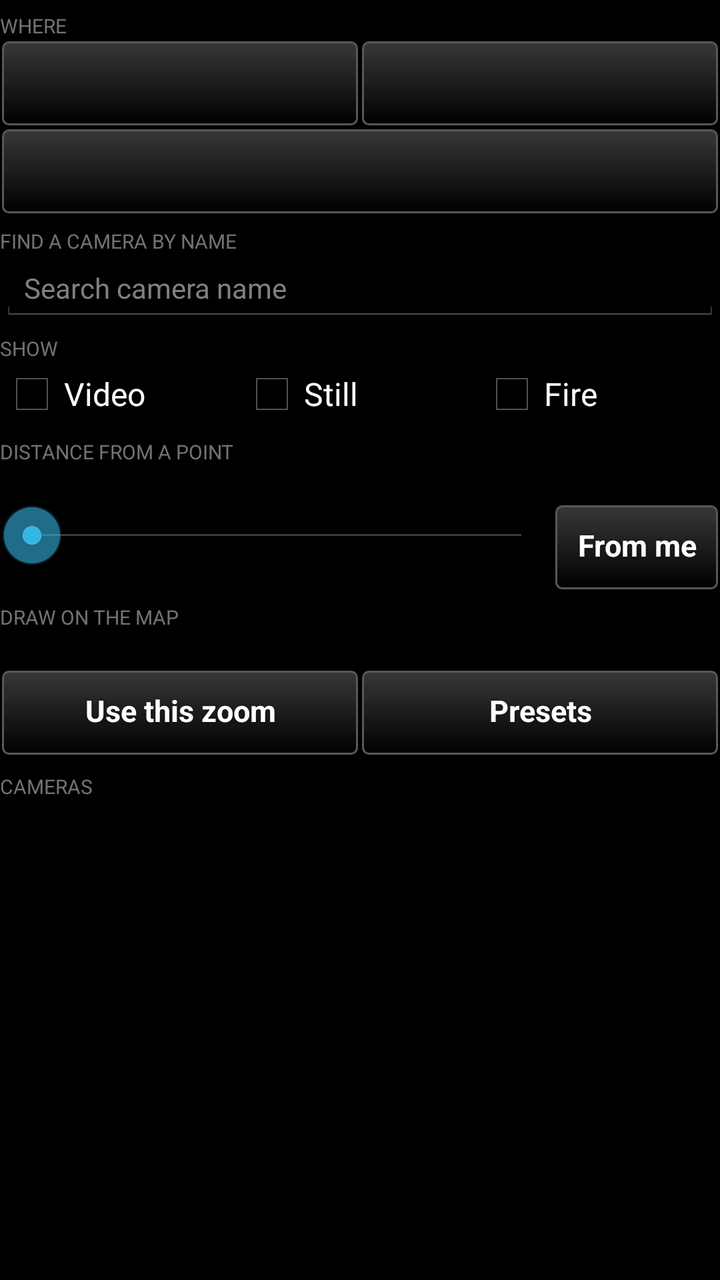
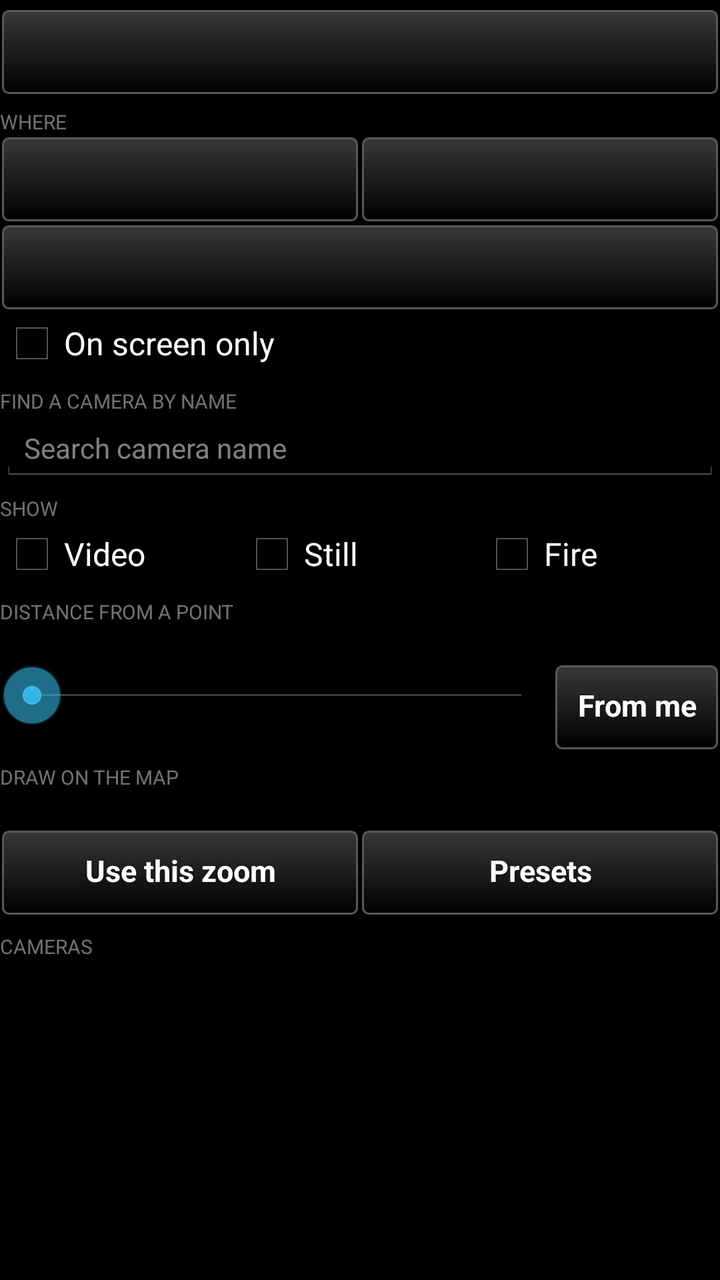

Compare the two renders of this Android layout. The source of the first and the diff that turns it into the second are given below.
<!-- AndroidManifest.xml: application theme AppTheme -->
<!-- res/layout/controls_header.xml -->
<?xml version="1.0" encoding="utf-8"?>
<LinearLayout xmlns:android="http://schemas.android.com/apk/res/android"
    android:layout_width="match_parent"
    android:layout_height="wrap_content"
    android:orientation="vertical">

    <TextView
        android:layout_width="match_parent"
        android:layout_height="wrap_content"
        android:text="Where"
        android:textSize="10sp"
        android:textAllCaps="true"
        android:paddingTop="6dp"
        android:alpha="0.6" />

    <LinearLayout
        android:layout_width="match_parent"
        android:layout_height="wrap_content"
        android:orientation="horizontal">

        <Button
        style="@style/TakwerxButton"
            android:id="@+id/state"
            android:layout_width="0dp"
            android:layout_weight="1"
            android:layout_height="wrap_content" />

        <Button
        style="@style/TakwerxButton"
            android:id="@+id/provider"
            android:layout_width="0dp"
            android:layout_weight="1"
            android:layout_height="wrap_content" />
    </LinearLayout>

    <Button
        style="@style/TakwerxButton"
        android:id="@+id/county"
        android:layout_width="match_parent"
        android:layout_height="wrap_content" />

    <TextView
        android:layout_width="match_parent"
        android:layout_height="wrap_content"
        android:text="Find a camera by name"
        android:textSize="10sp"
        android:textAllCaps="true"
        android:paddingTop="6dp"
        android:alpha="0.6" />

    <EditText
        android:id="@+id/search"
        android:layout_width="match_parent"
        android:layout_height="wrap_content"
        android:hint="@string/search_hint"
        android:inputType="text"
        android:maxLines="1"
        android:textSize="14sp" />

    <TextView
        android:layout_width="match_parent"
        android:layout_height="wrap_content"
        android:text="Show"
        android:textSize="10sp"
        android:textAllCaps="true"
        android:paddingTop="6dp"
        android:alpha="0.6" />

    <LinearLayout
        android:layout_width="match_parent"
        android:layout_height="wrap_content"
        android:orientation="horizontal">

        <CheckBox
            android:id="@+id/live_only"
            android:layout_width="0dp"
            android:layout_weight="1"
            android:layout_height="wrap_content"
            android:text="Video" />

        <CheckBox
            android:id="@+id/still_only"
            android:layout_width="0dp"
            android:layout_weight="1"
            android:layout_height="wrap_content"
            android:text="Still" />

        <CheckBox
            android:id="@+id/fire_only"
            android:layout_width="0dp"
            android:layout_weight="1"
            android:layout_height="wrap_content"
            android:text="Fire" />
    </LinearLayout>

    <TextView
        android:layout_width="match_parent"
        android:layout_height="wrap_content"
        android:text="Distance from a point"
        android:textSize="10sp"
        android:textAllCaps="true"
        android:paddingTop="6dp"
        android:alpha="0.6" />

    <TextView
        android:id="@+id/radius_label"
        android:layout_width="match_parent"
        android:layout_height="wrap_content" />

    <LinearLayout
        android:layout_width="match_parent"
        android:layout_height="wrap_content"
        android:orientation="horizontal">

        <SeekBar
            android:id="@+id/radius"
            android:layout_width="0dp"
            android:layout_weight="1"
            android:layout_height="wrap_content"
            android:max="200" />

        <Button
        style="@style/TakwerxButton"
            android:id="@+id/pick_point"
            android:layout_width="wrap_content"
            android:layout_height="wrap_content"
            android:text="@string/pick_point" />
    </LinearLayout>

    <TextView
        android:layout_width="match_parent"
        android:layout_height="wrap_content"
        android:text="Draw on the map"
        android:textSize="10sp"
        android:textAllCaps="true"
        android:paddingTop="6dp"
        android:alpha="0.6" />

    <TextView
        android:id="@+id/zoom_label"
        android:layout_width="match_parent"
        android:layout_height="wrap_content" />

    <LinearLayout
        android:layout_width="match_parent"
        android:layout_height="wrap_content"
        android:orientation="horizontal">

        <Button
        style="@style/TakwerxButton"
            android:id="@+id/zoom_set"
            android:layout_width="0dp"
            android:layout_weight="1"
            android:layout_height="wrap_content"
            android:text="Use this zoom" />

        <Button
        style="@style/TakwerxButton"
            android:id="@+id/zoom_preset"
            android:layout_width="0dp"
            android:layout_weight="1"
            android:layout_height="wrap_content"
            android:text="Presets" />
    </LinearLayout>

    <TextView
        android:layout_width="match_parent"
        android:layout_height="wrap_content"
        android:text="Cameras"
        android:textSize="10sp"
        android:textAllCaps="true"
        android:paddingTop="8dp"
        android:alpha="0.6" />

</LinearLayout>
<!-- resources referenced by this layout -->
<resources>
  <string name="pick_point">From me</string>
  <string name="search_hint">Search camera name</string>
  <style name="TakwerxButton" parent="@style/darkButton">
          <item name="android:paddingLeft">12dp</item>
          <item name="android:paddingRight">12dp</item>
          <item name="android:paddingTop">6dp</item>
          <item name="android:paddingBottom">8dp</item>
          <item name="android:minHeight">44dp</item>
          <item name="android:minWidth">0dp</item>
          <item name="android:textSize">15sp</item>
          <item name="android:singleLine">true</item>
          <item name="android:ellipsize">end</item>
      </style>
  <style name="AppTheme" parent="@android:style/Theme.Holo">
          <item name="android:buttonStyle">@android:style/Widget.Button</item>
          <item name="android:imageButtonStyle">@android:style/Widget.Button</item>
          <item name="android:buttonStyleToggle">@android:style/Widget.Button</item>
          <item name="android:spinnerStyle">@style/ATAKSpinner</item>
          <item name="android:spinnerItemStyle">@style/ATAKSpinnerItem</item>
          <item name="android:editTextStyle">@style/ATAKEditText</item>
      </style>
  <style name="darkButton" parent="@android:style/Widget.Button">
          <item name="android:background">@drawable/btn_gray</item>
          <item name="android:shadowColor">@color/darker_gray</item>
          <item name="android:shadowDy">1</item>
          <item name="android:shadowRadius">2</item>
          <item name="android:textColor">@color/white</item>
          <item name="android:textStyle">bold</item>
          <item name="android:paddingTop">0dp</item>
          <item name="android:paddingBottom">3dp</item>
          <item name="android:textSize">@dimen/fontSize</item>
      </style>
  <style name="ATAKSpinner" parent="@android:style/Widget.Spinner">
          <item name="android:spinnerMode">dialog</item>
      </style>
  <style name="ATAKSpinnerItem">
          <item name="android:textColor">@android:color/white</item>
          <item name="android:dropDownVerticalOffset">0dip</item>
          <item name="android:dropDownHorizontalOffset">0dip</item>
          <item name="android:dropDownWidth">wrap_content</item>
          <item name="android:gravity">left|center_vertical</item>
      </style>
  <style name="ATAKEditText" parent="@android:style/Widget.EditText">
          
          
  
          
          <item name="android:imeOptions">flagNoFullscreen</item>
      </style>
  <color name="darker_gray">#121212</color>
  <color name="white">#ffffff</color>
  <dimen name="fontSize">14sp</dimen>
  <!-- drawable new_dark_button_disabled (drawable) -->
  <?xml version="1.0" encoding="utf-8"?>
  <layer-list xmlns:android="http://schemas.android.com/apk/res/android">
      <item android:bottom="1dp" android:right="1dp" android:left="1dp" android:top="1dp">
          <shape android:shape="rectangle">
              <corners android:radius="3dp" />
              <stroke
                  android:width="1dp"
                  android:color="#484848" />
              <solid android:color="#484848" />
          </shape>
      </item>
  </layer-list>
  <!-- drawable new_dark_button_bg (drawable) -->
  <?xml version="1.0" encoding="utf-8"?>
  <layer-list xmlns:android="http://schemas.android.com/apk/res/android">
      <item android:bottom="1dp" android:right="1dp" android:left="1dp" android:top="1dp">
          <shape android:shape="rectangle">
              <corners android:radius="3dp" />
              <stroke
                  android:width="1dp"
                  android:color="#585858" />
              <gradient
                  android:startColor="#000000"
                  android:endColor="#383838"
                  android:angle="90"/>
          </shape>
      </item>
  </layer-list>
  <!-- unchanged entries left out for length: 2 -->
</resources>

<!-- the commit's change to res/layout/controls_header.xml (unified diff, before → after) -->
@@ -3,6 +3,14 @@
     android:layout_width="match_parent"
     android:layout_height="wrap_content"
     android:orientation="vertical">
+
+    
+    <Button
+        style="@style/TakwerxButton"
+        android:id="@+id/favorites"
+        android:layout_width="match_parent"
+        android:layout_height="wrap_content"
+        android:layout_marginTop="4dp" />
 
     <TextView
         android:layout_width="match_parent"
@@ -38,6 +46,13 @@
         android:id="@+id/county"
         android:layout_width="match_parent"
         android:layout_height="wrap_content" />
+
+    
+    <CheckBox
+        android:id="@+id/in_view"
+        android:layout_width="match_parent"
+        android:layout_height="wrap_content"
+        android:text="On screen only" />
 
     <TextView
         android:layout_width="match_parent"
